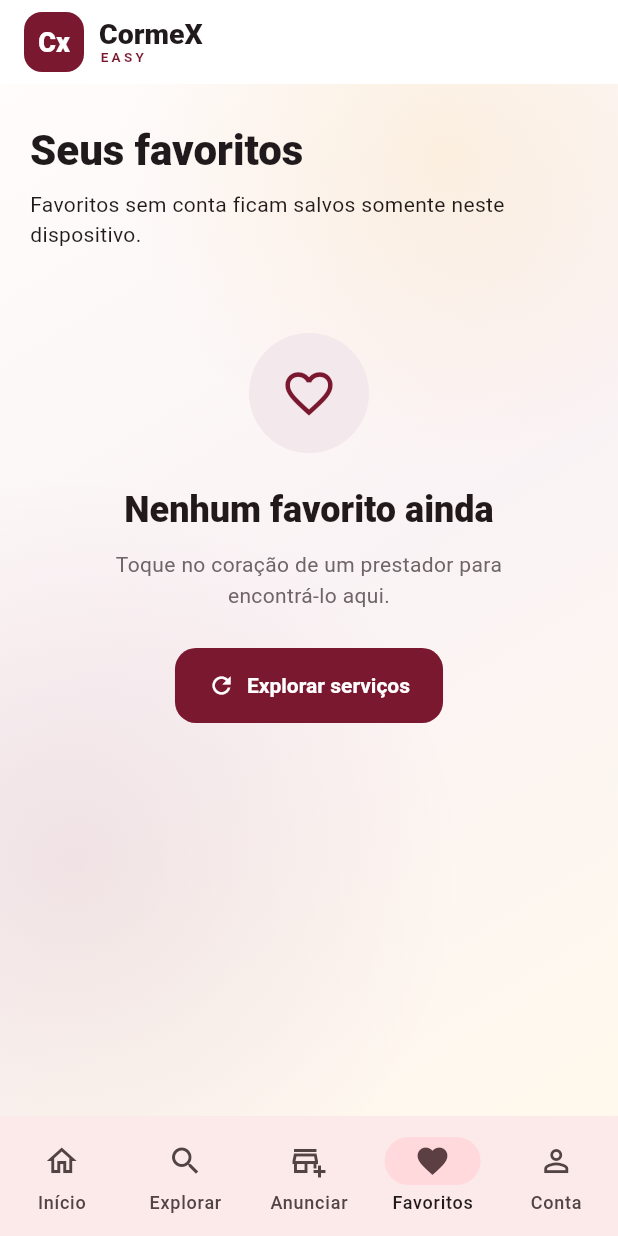
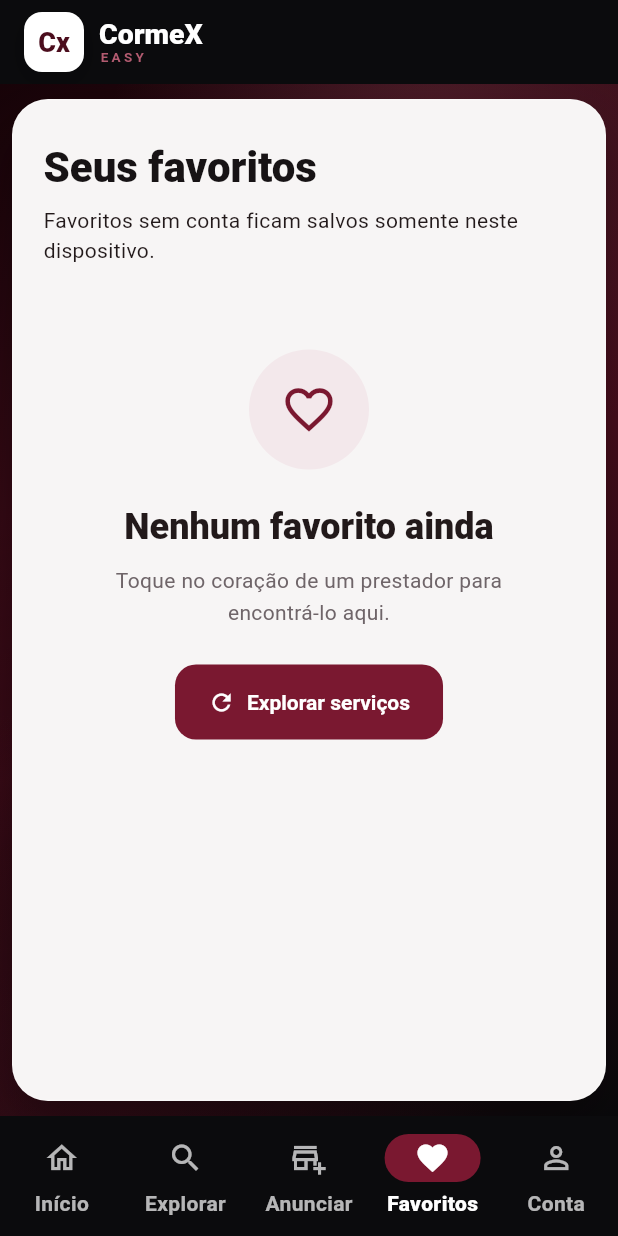
Before and after one commit to Tdk17/cormex_easy, a Flutter app: the screen it shows after launch, item 4 of the bottom bar chosen, on a phone screen of 412 x 824 dp. Run offline on Flutter 3.47's test engine with Material 3 defaults, Android fonts, the phone set to English and light mode, and no system bars; our stand-ins replace geolocator, get_it, go_router, shared_preferences, signals; network calls fail; Roboto replaces fonts that are missing (Arial).

Commit message:
feat: aplica tema bordô, branco e preto

```diff
--- a/lib/core/theme/app_theme.dart
+++ b/lib/core/theme/app_theme.dart
@@ -3,13 +3,15 @@ import 'package:flutter/material.dart';
 class AppColors {
   static const wine = Color(0xFF7A1830);
   static const wineDark = Color(0xFF4B0D1D);
+  static const wineDeep = Color(0xFF21050D);
   static const wineSoft = Color(0xFFB35B70);
+  static const black = Color(0xFF0B0B0D);
   static const gold = Color(0xFFF2B84B);
   static const goldSoft = Color(0xFFFFE4A8);
-  static const ink = Color(0xFF211A1D);
+  static const ink = Color(0xFF171315);
   static const muted = Color(0xFF6F6569);
-  static const canvas = Color(0xFFFBF7F7);
-  static const surfaceSoft = Color(0xFFFFFCFB);
+  static const canvas = Color(0xFF21050D);
+  static const surfaceSoft = Color(0xFFF8F6F6);
   static const success = Color(0xFF247A52);
 }
 
@@ -27,6 +29,34 @@ class AppTheme {
       colorScheme: scheme,
       scaffoldBackgroundColor: AppColors.canvas,
       fontFamily: 'Arial',
+      appBarTheme: const AppBarTheme(
+        backgroundColor: AppColors.black,
+        foregroundColor: Colors.white,
+        surfaceTintColor: Colors.transparent,
+        elevation: 0,
+      ),
+      navigationBarTheme: NavigationBarThemeData(
+        backgroundColor: AppColors.black,
+        indicatorColor: AppColors.wine,
+        surfaceTintColor: Colors.transparent,
+        iconTheme: WidgetStateProperty.resolveWith(
+          (states) => IconThemeData(
+            color: states.contains(WidgetState.selected)
+                ? Colors.white
+                : Colors.white70,
+          ),
+        ),
+        labelTextStyle: WidgetStateProperty.resolveWith(
+          (states) => TextStyle(
+            color: states.contains(WidgetState.selected)
+                ? Colors.white
+                : Colors.white70,
+            fontWeight: states.contains(WidgetState.selected)
+                ? FontWeight.w800
+                : FontWeight.w600,
+          ),
+        ),
+      ),
       textTheme: const TextTheme(
         displaySmall: TextStyle(
           fontSize: 42,
@@ -48,7 +78,7 @@ class AppTheme {
       ),
       inputDecorationTheme: InputDecorationTheme(
         filled: true,
-        fillColor: Colors.white.withValues(alpha: .96),
+        fillColor: Colors.white,
         contentPadding: const EdgeInsets.symmetric(horizontal: 18, vertical: 16),
         border: OutlineInputBorder(
           borderRadius: BorderRadius.circular(16),
@@ -56,11 +86,11 @@ class AppTheme {
         ),
         enabledBorder: OutlineInputBorder(
           borderRadius: BorderRadius.circular(16),
-          borderSide: const BorderSide(color: Color(0xFFE7E0E2)),
+          borderSide: const BorderSide(color: Color(0xFFD8D1D3)),
         ),
         focusedBorder: OutlineInputBorder(
           borderRadius: BorderRadius.circular(16),
-          borderSide: const BorderSide(color: AppColors.wine, width: 1.5),
+          borderSide: const BorderSide(color: AppColors.wine, width: 1.7),
         ),
       ),
       filledButtonTheme: FilledButtonThemeData(
@@ -71,15 +101,17 @@ class AppTheme {
         ),
       ),
       cardTheme: CardThemeData(
-        color: Colors.white.withValues(alpha: .96),
+        color: Colors.white,
         elevation: 1,
-        shadowColor: AppColors.wine.withValues(alpha: .08),
+        shadowColor: Colors.black.withValues(alpha: .14),
         shape: RoundedRectangleBorder(
           borderRadius: BorderRadius.circular(22),
-          side: const BorderSide(color: Color(0xFFEADDE1)),
+          side: const BorderSide(color: Color(0xFFDED8DA)),
         ),
       ),
       snackBarTheme: const SnackBarThemeData(
+        backgroundColor: AppColors.black,
+        contentTextStyle: TextStyle(color: Colors.white),
         behavior: SnackBarBehavior.floating,
       ),
     );
--- a/lib/core/widgets/brand_logo.dart
+++ b/lib/core/widgets/brand_logo.dart
@@ -3,9 +3,14 @@ import 'package:flutter/material.dart';
 import '../theme/app_theme.dart';
 
 class BrandLogo extends StatelessWidget {
-  const BrandLogo({super.key, this.compact = false});
+  const BrandLogo({
+    super.key,
+    this.compact = false,
+    this.onDark = false,
+  });
 
   final bool compact;
+  final bool onDark;
 
   @override
   Widget build(BuildContext context) {
@@ -20,13 +25,22 @@ class BrandLogo extends StatelessWidget {
             height: 40,
             alignment: Alignment.center,
             decoration: BoxDecoration(
-              color: AppColors.wine,
+              color: onDark ? Colors.white : AppColors.wine,
               borderRadius: BorderRadius.circular(12),
+              boxShadow: onDark
+                  ? const [
+                      BoxShadow(
+                        color: Color(0x33000000),
+                        blurRadius: 14,
+                        offset: Offset(0, 5),
+                      ),
+                    ]
+                  : null,
             ),
-            child: const Text(
+            child: Text(
               'Cx',
               style: TextStyle(
-                color: Colors.white,
+                color: onDark ? AppColors.wineDark : Colors.white,
                 fontWeight: FontWeight.w900,
                 fontSize: 18,
               ),
@@ -34,7 +48,7 @@ class BrandLogo extends StatelessWidget {
           ),
           if (!compact) ...[
             const SizedBox(width: 10),
-            const Column(
+            Column(
               crossAxisAlignment: CrossAxisAlignment.start,
               mainAxisSize: MainAxisSize.min,
               children: [
@@ -44,7 +58,7 @@ class BrandLogo extends StatelessWidget {
                     fontWeight: FontWeight.w900,
                     fontSize: 19,
                     height: 1,
-                    color: AppColors.ink,
+                    color: onDark ? Colors.white : AppColors.ink,
                   ),
                 ),
                 Text(
@@ -53,7 +67,7 @@ class BrandLogo extends StatelessWidget {
                     letterSpacing: 2.2,
                     fontWeight: FontWeight.w700,
                     fontSize: 9,
-                    color: AppColors.wine,
+                    color: onDark ? AppColors.wineSoft : AppColors.wine,
                   ),
                 ),
               ],
--- a/lib/core/widgets/responsive_shell.dart
+++ b/lib/core/widgets/responsive_shell.dart
@@ -37,21 +37,19 @@ class ResponsiveShell extends StatelessWidget {
       appBar: desktop
           ? AppBar(
               toolbarHeight: 76,
-              backgroundColor: Colors.white.withValues(alpha: .96),
-              surfaceTintColor: Colors.transparent,
               titleSpacing: 28,
               title: InkWell(
                 onTap: () => context.go('/'),
                 borderRadius: BorderRadius.circular(12),
                 child: const Padding(
                   padding: EdgeInsets.all(4),
-                  child: BrandLogo(),
+                  child: BrandLogo(onDark: true),
                 ),
               ),
               actions: [
                 for (var i = 0; i < _destinations.length; i++)
                   Padding(
-                    padding: const EdgeInsets.symmetric(horizontal: 2),
+                    padding: const EdgeInsets.symmetric(horizontal: 3),
                     child: TextButton.icon(
                       onPressed: () => context.go(_destinations[i].$1),
                       icon: Icon(
@@ -63,8 +61,18 @@ class ResponsiveShell extends StatelessWidget {
                       label: Text(_destinations[i].$2),
                       style: TextButton.styleFrom(
                         foregroundColor: i == _selectedIndex
+                            ? Colors.white
+                            : Colors.white70,
+                        backgroundColor: i == _selectedIndex
                             ? AppColors.wine
-                            : AppColors.ink,
+                            : Colors.transparent,
+                        padding: const EdgeInsets.symmetric(
+                          horizontal: 14,
+                          vertical: 12,
+                        ),
+                        shape: RoundedRectangleBorder(
+                          borderRadius: BorderRadius.circular(12),
+                        ),
                       ),
                     ),
                   ),
@@ -74,16 +82,16 @@ class ResponsiveShell extends StatelessWidget {
           : AppBar(
               title: InkWell(
                 onTap: () => context.go('/'),
-                child: const BrandLogo(),
+                child: const BrandLogo(onDark: true),
               ),
-              backgroundColor: Colors.white,
-              surfaceTintColor: Colors.transparent,
             ),
       body: _AppBackground(child: child),
       bottomNavigationBar: desktop
           ? null
           : NavigationBar(
               selectedIndex: _selectedIndex,
+              backgroundColor: AppColors.black,
+              indicatorColor: AppColors.wine,
               onDestinationSelected: (index) {
                 context.go(_destinations[index].$1);
               },
@@ -108,11 +116,34 @@ class PageWidth extends StatelessWidget {
 
   @override
   Widget build(BuildContext context) {
+    final compact = MediaQuery.sizeOf(context).width < 700;
     return Align(
       alignment: Alignment.topCenter,
-      child: ConstrainedBox(
-        constraints: BoxConstraints(maxWidth: maxWidth),
-        child: child,
+      child: Padding(
+        padding: EdgeInsets.symmetric(
+          horizontal: compact ? 8 : 20,
+          vertical: compact ? 10 : 20,
+        ),
+        child: ConstrainedBox(
+          constraints: BoxConstraints(maxWidth: maxWidth),
+          child: Container(
+            width: double.infinity,
+            decoration: BoxDecoration(
+              color: const Color(0xFFF7F5F5),
+              borderRadius: BorderRadius.circular(compact ? 24 : 34),
+              border: Border.all(color: Colors.white.withValues(alpha: .16)),
+              boxShadow: const [
+                BoxShadow(
+                  color: Color(0x66000000),
+                  blurRadius: 34,
+                  offset: Offset(0, 16),
+                ),
+              ],
+            ),
+            clipBehavior: Clip.antiAlias,
+            child: child,
+          ),
+        ),
       ),
     );
   }
@@ -132,9 +163,9 @@ class _AppBackground extends StatelessWidget {
           decoration: BoxDecoration(
             gradient: LinearGradient(
               colors: [
-                Color(0xFFFFFCFB),
-                Color(0xFFFAF3F5),
-                Color(0xFFFFF9ED),
+                Color(0xFF170308),
+                AppColors.wineDark,
+                Color(0xFF09090B),
               ],
               begin: Alignment.topLeft,
               end: Alignment.bottomRight,
@@ -143,13 +174,27 @@ class _AppBackground extends StatelessWidget {
         ),
         Positioned(
           top: -170,
-          right: -100,
-          child: _Glow(color: AppColors.gold.withValues(alpha: .14), size: 430),
+          right: -90,
+          child: _Glow(
+            color: AppColors.wineSoft.withValues(alpha: .28),
+            size: 430,
+          ),
         ),
         Positioned(
-          top: 260,
-          left: -210,
-          child: _Glow(color: AppColors.wine.withValues(alpha: .08), size: 520),
+          top: 280,
+          left: -230,
+          child: _Glow(
+            color: Colors.black.withValues(alpha: .42),
+            size: 560,
+          ),
+        ),
+        Positioned(
+          bottom: -240,
+          right: 80,
+          child: _Glow(
+            color: AppColors.wine.withValues(alpha: .22),
+            size: 520,
+          ),
         ),
         Positioned.fill(child: child),
       ],
```
